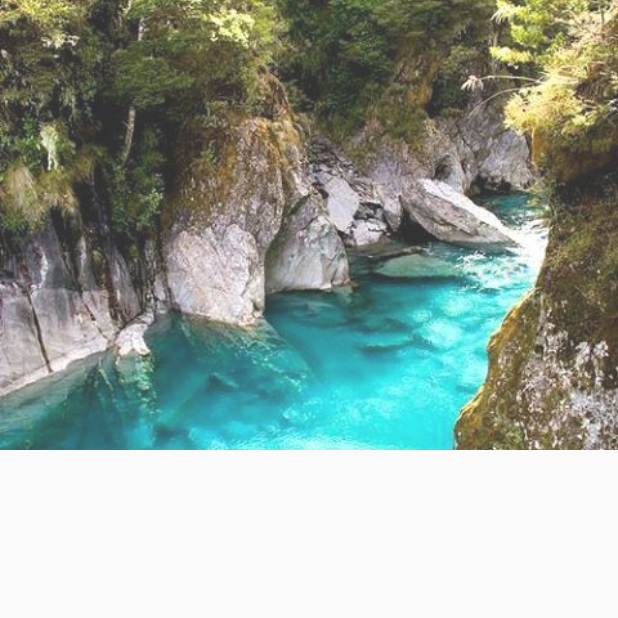
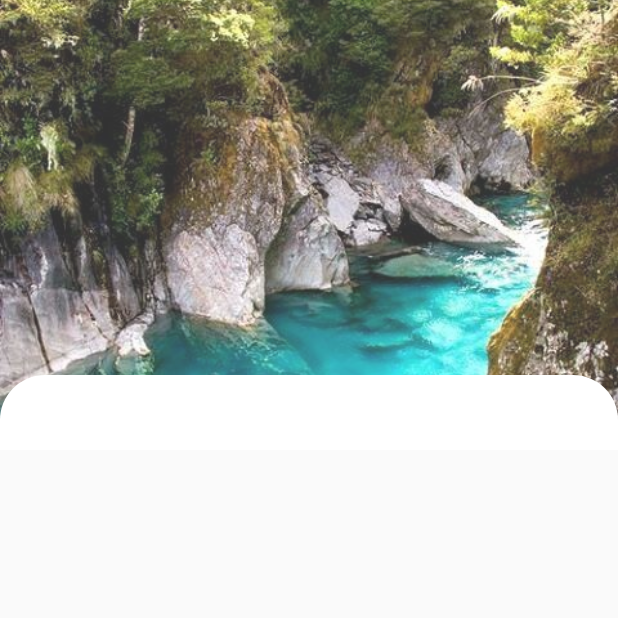
Before and after one commit to gulsenkeskin/travel-blog, a Flutter app: the screen it shows after launch, after a tap on "Place 1", on a phone screen of 412 x 824 dp, the top half of it. Run offline on Flutter 3.47's test engine with Material 2 defaults, Android fonts, the phone set to English and light mode, and no system bars.

Commit message:
Update detial.dart

```diff
--- a/lib/detial.dart
+++ b/lib/detial.dart
@@ -1,10 +1,10 @@
 import 'package:flutter/material.dart';
-
 import 'model/travel.dart';
 
 class DetailPage extends StatelessWidget {
   final Travel travel;
   final double expandedHeight = 300;
+  final double roundedContainerHeight = 50;
 
   DetailPage({Key? key, required this.travel}) : super(key: key);
 
@@ -24,15 +24,21 @@ class DetailPage extends StatelessWidget {
   Widget _buildSilverHead() {
     return SliverPersistentHeader(
         delegate: DetailSliverDelegate(
-            travel: travel, expandedHeight: expandedHeight));
+            travel: travel,
+            expandedHeight: expandedHeight,
+            roundedContainerHeight: roundedContainerHeight));
   }
 }
 
 class DetailSliverDelegate extends SliverPersistentHeaderDelegate {
   final Travel travel;
   final double expandedHeight;
+  final double roundedContainerHeight;
 
-  DetailSliverDelegate({required this.travel, required this.expandedHeight});
+  DetailSliverDelegate(
+      {required this.travel,
+      required this.expandedHeight,
+      required this.roundedContainerHeight});
 
   @override
   Widget build(
@@ -48,6 +54,19 @@ class DetailSliverDelegate extends SliverPersistentHeaderDelegate {
             fit: BoxFit.cover,
           ),
         ),
+        Positioned(
+            top: expandedHeight - roundedContainerHeight - shrinkOffset,
+            left: 0,
+            child: Container(
+              width: MediaQuery.of(context).size.width,
+              height: roundedContainerHeight,
+              decoration: BoxDecoration(
+                  color: Colors.white,
+                  borderRadius: BorderRadius.only(
+                    topLeft: Radius.circular(30),
+                    topRight: Radius.circular(30),
+                  )),
+            ))
       ],
     );
   }
```
